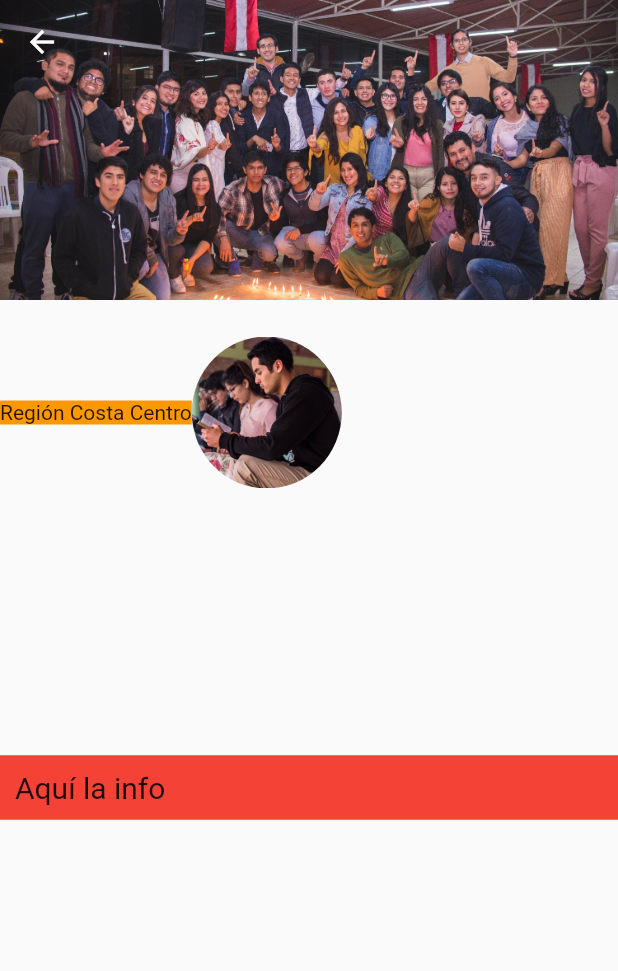
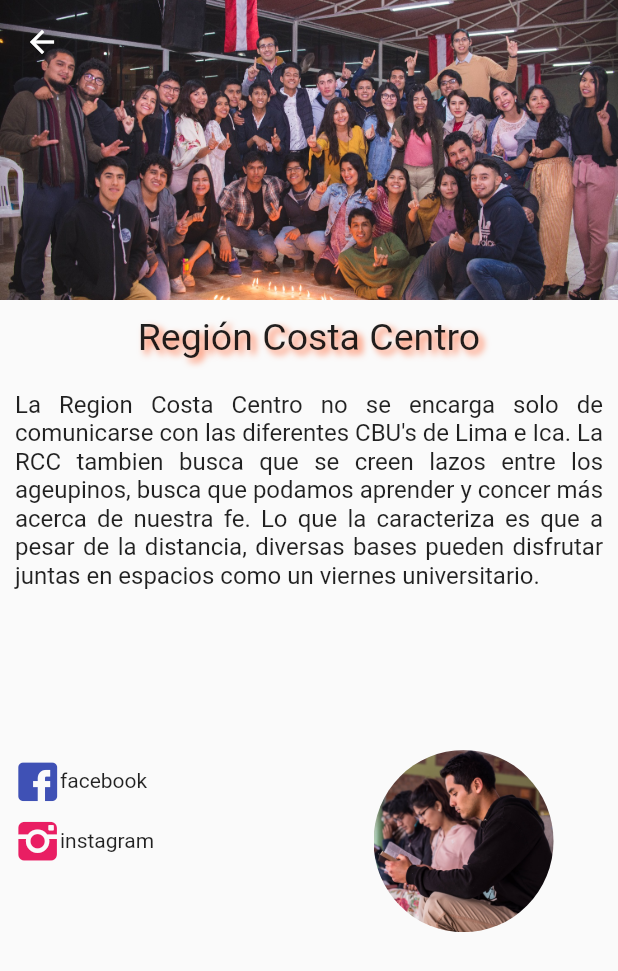
Before and after one commit to ThisLerol/AGEAPP-2.0, a Flutter app: the RegionPorRegion screen opened directly, on a phone screen of 412 x 824 dp. Shown: the top 971 px of the screen. Run offline on Flutter 3.47's test engine with Material 2 defaults, Android fonts, the phone set to English and light mode, and no system bars.

Commit message:
carrección de la imagen mapa, cambios en uqé es ageapp, redireccion de links de instagram y facebook de las regiones

```diff
--- a/lib/Contenidos/Home.dart
+++ b/lib/Contenidos/Home.dart
@@ -130,7 +130,7 @@ class Home extends StatelessWidget {
                                 fontSize: 30.0,
                                 fontStyle: FontStyle.italic,
                               ),
-                              textAlign: TextAlign.justify,
+                              textAlign: TextAlign.center,
                             ),
                             content: SingleChildScrollView(
                               child: ListBody(
@@ -213,18 +213,18 @@ class Home extends StatelessWidget {
                         builder: (BuildContext context) {
                           return AlertDialog(
                             title: Text(
-                              "¿Qué es CBU?",
+                              "¿Qué es AGEAPP?",
                               style: TextStyle(
                                 fontSize: 30.0,
                                 fontStyle: FontStyle.italic,
                               ),
-                              textAlign: TextAlign.justify,
+                              textAlign: TextAlign.center,
                             ),
                             content: SingleChildScrollView(
                               child: ListBody(
                                 children: <Widget>[
                                   Text(
-                                    "La Comunidad Bíblica Universitaria está conformada por estudiantes universitarios evangélicos cuya misión es compartir el evangelio de Jesucristo en palabras y actos, es decir compartiendo las buenas noticias del Reino con todos los estamentos de la universidad, de manera que puedan satisfacer las necesidades fundamentales de las personas, en todas sus dimensiones, física, afectiva, psicológica, espiritual, intelectual, etc. En este sentido, la CBU, no es una iglesia, al contrario, es una extensión de la misma, o como se la llama tradicionalmente, “somos el brazo misionero de la iglesia”. Por tal razón, la iglesia local y la CBU trabajan cooperativamente. Por ello también cada miembro de la CBU forma parte de una iglesia local.",
+                                    "Aplicación para la Asociación de Grupos Evangélicos Universitarios del Perú (AGEAPP) desarrollado por estudiantes miembros de AGEUP. Esta aplicación, tiene el propósito de ofrecer información sistematizada, con el fin de impulsar el aprendizaje y formación de los estudiantes en la palabra de DIOS, de manera que cada estudiante aporte en su entorno eclesial y social;  por ello se recopiló diversos libros y materiales de estudio, y se añadió un cancionero de los temás que le dan identidad a nuestro movimiento. AGEAPP espera ser de ayuda a la comunidad, haciendo vivir a los estudiantes para el servicio de los otros con respecto a la misión integral.",
                                     style: TextStyle(
                                       fontSize: 15.0,
                                       fontStyle: FontStyle.italic,
--- a/lib/Contenidos/Mas/TodasLasRegiones/RegionPorRegion.dart
+++ b/lib/Contenidos/Mas/TodasLasRegiones/RegionPorRegion.dart
@@ -1,5 +1,6 @@
 import 'package:flutter/material.dart';
-
+import 'package:ageapp/social_media_icons.dart';
+import 'package:url_launcher/url_launcher.dart';
 class RegionPorRegion extends StatelessWidget {
   final int numero;
   const RegionPorRegion ({Key key, this.numero}): super(key:key);
@@ -10,8 +11,9 @@ class RegionPorRegion extends StatelessWidget {
         primary: false,
         slivers: <Widget>[
           FotoRegion(numero),
-          Cuerpo(numero),
           Decripcion(numero, context),
+          Cuerpo(numero, context),
+
         ],
       ),
     );
@@ -19,7 +21,6 @@ class RegionPorRegion extends StatelessWidget {
 
   SliverAppBar FotoRegion(int numero){
     int num = numero;
-    String titulo;
     String imagen;
 
     switch(num) {
@@ -61,61 +62,116 @@ class RegionPorRegion extends StatelessWidget {
     );
   }
 
-  SliverFixedExtentList Cuerpo(int numero){
+  SliverFixedExtentList Cuerpo(int numero, BuildContext context){
     int num = numero;
     String titulo;
     String imagen;
     String descripcion;
+    String instagram;
+    String facebook;
 
     switch(num) {
       case 1: {
-        titulo = "Región Costa Centro";
+        titulo = " Región Costa Centro";
         imagen = 'assets/costacentro2.jpg';
+        instagram = 'https://www.instagram.com/costa.centro/?hl=es-la';
+        facebook = 'https://www.facebook.com/regioncostacentro.ageup';
       }
       break;
 
       case 2: {
         titulo = "Región Norte";
         imagen = 'assets/norte2.jpg';
+        instagram = 'https://www.instagram.com/regionnorte.ageup/?hl=es-la';
+        facebook = 'https://www.facebook.com/ageup.solido.norte';
       }
       break;
 
       case 3: {
         titulo = "Región Centro Oriente";
         imagen = 'assets/centrooriente2.jpg';
+        instagram = '';
+        facebook = 'https://www.facebook.com/Region-Centro-Oriente-AGEUP-2295426874045005';
       }
       break;
 
       case 4: {
         titulo = "Región Oriente";
         imagen = 'assets/oriente2.jpg';
+        instagram = '';
+        facebook = 'https://www.facebook.com/profile.php?id=100009909468823';
       }
       break;
 
       case 5: {
         titulo = "Región Sur";
         imagen = 'assets/sur2.jpg';
+        instagram = 'https://www.instagram.com/regionsur/?hl=es-la';
+        facebook = 'https://www.facebook.com/Region-Sur-AGEUP-1694473440831476';
       }
       break;
     }
     return SliverFixedExtentList(
-      itemExtent: 150,
+      itemExtent: 200,
       delegate: SliverChildListDelegate([
-        Row(
+        Container(
+          child: Row(
             children: <Widget>[
               Container(
-              color: Colors.orange,
+                width: MediaQuery.of(context).size.width/2,
                 //color: Colors.grey[300],
-               child: Text(titulo)),
+                 child: Column(
+                   children: <Widget>[
                      Container(
-                   width: 100,
+                       //color: Colors.orange,
+                       child: Column(
+                         children: <Widget>[
+                           InkWell(
+                             onTap: () => launch(facebook),
+                             child: Container(
+                                 padding: EdgeInsets.only(top:5.0,bottom: 5.0,left: 10.0),
+                                 child: Row(
+                                   children: <Widget>[
+                                     Icon(SocialMedia.facebook_squared,size: 30,color: Colors.indigo),
+                                     Text("facebook")
+                                   ],
+                                 )
+                             ),
+                           ),
+                           InkWell(
+                             onTap: () => launch(instagram),
+                             child: Container(
+                               padding: EdgeInsets.only(top:5.0,bottom: 5.0,left: 10.0),
+                               child: Row(
+                                 children: <Widget>[
+                                   Icon(SocialMedia.instagram,size: 30, color: Colors.pink,),
+                                   Text("instagram")
+                                 ],
+                               ),
+                             ),
+                           ),
+                         ],
+                       ),
+                     ),
+                   ],
+                 )
+              ),
+              Container(
+                width:MediaQuery.of(context).size.width/2,
+                child: Align(
+                  alignment: Alignment.topCenter,
+                  child: Container(
+                         width: 120,
                           child: ClipOval(
                              child: Image(
                               image: AssetImage(imagen),
                               ),
                           ),
                   ),
+                ),
+              ),
             ],
+          ),
         ),
       ]),
     );
@@ -129,41 +185,69 @@ class RegionPorRegion extends StatelessWidget {
 
     switch(num) {
       case 1: {
-        descripcion ="Aquí la info";
+        titulo = "Región Costa Centro";
+        descripcion ="La Region Costa Centro no se encarga solo de comunicarse con las diferentes CBU's de Lima e Ica. La RCC tambien busca que se creen lazos entre los ageupinos, busca que podamos aprender y concer más acerca de nuestra fe. Lo que la caracteriza es que a pesar de la distancia, diversas bases pueden disfrutar juntas en espacios como un viernes universitario.";
       }
       break;
 
       case 2: {
-        descripcion ="Aquí la info";
+        titulo = "Región Norte";
+        descripcion ="La región norte una de las regiones más calurosas, por su amabilidad y por la locura que los caracteriza, siendo por ello llamados: EL GRAN SÓLIDO NORTE, conformado por las regiones de Ancash, La libertad, Lambayeque, Piura, Cajamarca y Amazonas (chachapoyas), que conforman la sólida familia del norte, se dice que los efores en esta región son de nunca olvidar, estas regiones conformado por hermosos paisajes desde montañas hasta playas, el amor y calor de su gente caracteriza el Sólido Norte.";
       }
       break;
 
       case 3: {
+        titulo = "Región Centro Oriente";
         descripcion ="Centro Oriente esta compuesto por grupos estudiantiles en las regiones de: Huancayo, Huánuco, Ayacucho, Cerro de Pasco, Tingo María, Pucallpa, Oxapampa y Huancavelica. Tierras diversas con alrededor de 9 universidades que cuentan con Comunidades Biblicas Universitarias actualmente activas. Cada CBU es hogar, amor, pasión, lucha y fuerza en diversidad unida.";
       }
       break;
 
       case 4: {
-        descripcion ="Aquí la info";
+        titulo = "Región Oriente";
+        descripcion ="Somos jóvenes que vivimos en las zonas más calurosa de nuestro país, ya que nuestra región comprende los departamentos de Loreto y San Martín. Por eso nos encanta reír y danzar el shalalala todo el tiempo. Nos encanta extender el reino en las universidades y colegios de nuestra Amazonia, mediante actividades de evangelismo reuniendonos en las plazas e iglesias, como también haciendo  voluntariados en favor de los niños de las riberas de los ríos de nuestra región";
       }
       break;
 
       case 5: {
-        descripcion ="Aquí la info";
+        titulo="Región Sur";
+        descripcion ="Privilegiada región Sur; donde los militantes de la CBU-UNJBG, CBU-UJCM, CBU-UNSA, CBU-UCSP, CBU-UCSM, CBU-UNSAAC y CBU-UNA disfrutan las playas de Tacna e Ilo, el sol radiante en Moquegua y sus paltas, el gran volcán Misti y la ciudad blanca de Arequipa, la maravilla del Machupicchu en el Cusco y por último disfrutan de los peces del Titicaca en Puno.";
       }
       break;
     }
     return SliverFixedExtentList(
-      itemExtent: 350,
+      itemExtent: 300,
       delegate: SliverChildListDelegate([
-                  Row(
+                  Column(
                     children: <Widget>[
+                      Align(
+                        alignment: Alignment.topLeft,
+                        child: Container(
+                          //color: Colors.orange,
+                          width: MediaQuery.of(context).size.width,
+                          height: 50,
+                          child: Align(
+                            alignment: Alignment.topCenter,
+                            child: Container(padding: EdgeInsets.only(top: 10.0),
+                              child: Text(titulo,
+                                textAlign: TextAlign.center,
+                                style: TextStyle(
+                                    fontSize: 25.0,
+                                    shadows: [
+                                      Shadow(
+                                        color: Colors.deepOrangeAccent,
+                                        offset: Offset(3,3),
+                                        blurRadius: 6,
+                                      ),
+                                    ]),
+                              ),
+                            ),
+                          ),
+                        ),
+                      ),
                        Container(
                         width:  MediaQuery.of(context).size.width,
                         padding: EdgeInsets.all(10.0),
-                        color: Colors.red,
-                         //color: Colors.grey[300],
-                        child: Text(descripcion,textAlign: TextAlign.justify, style: TextStyle(fontSize: 20.0),)),
+                        child: Text(descripcion,textAlign: TextAlign.justify, style: TextStyle(fontSize: 16.0),)),
           ],
         ),
       ]),
```
Also changed, not shown: assets/mapa.jpg. Lines whose indentation alone changed are shown as unchanged.
